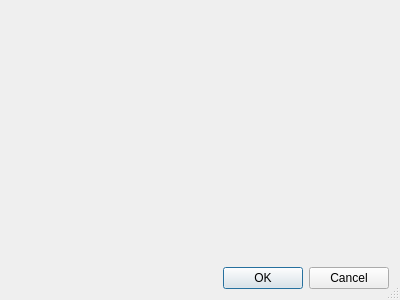
Before: the Qt Designer form main.ui in josuemoraisgh/EININDII00_ProcessSimul, drawn with Qt 5.
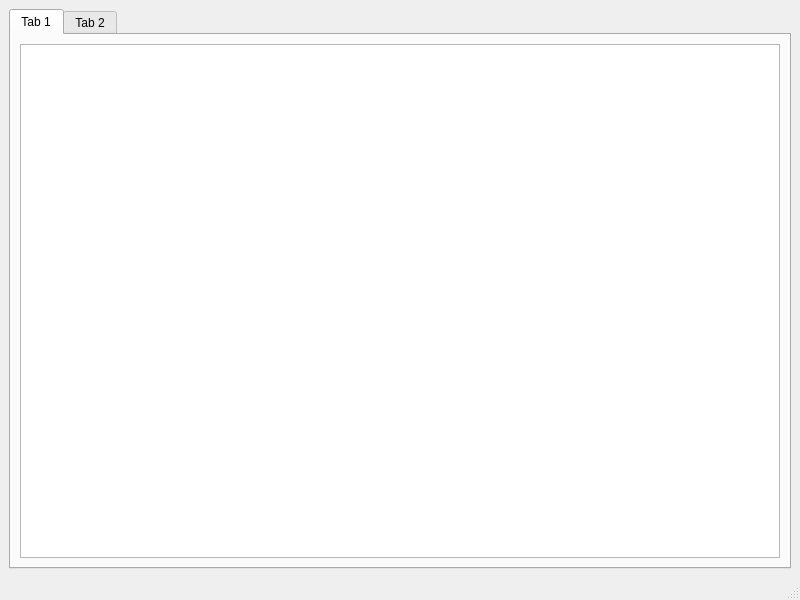
After: the same form once the commit is applied.

```diff
--- a/main.ui
+++ b/main.ui
@@ -1,56 +1,42 @@
 <?xml version="1.0" encoding="UTF-8"?>
 <ui version="4.0">
- <class>Dialog</class>
- <widget class="QDialog" name="Dialog">
+ <class>MainWindow</class>
+ <widget class="QMainWindow" name="MainWindow">
   <property name="geometry">
    <rect>
     <x>0</x>
     <y>0</y>
-    <width>400</width>
-    <height>300</height>
+    <width>800</width>
+    <height>600</height>
    </rect>
   </property>
-  <property name="sizePolicy">
-   <sizepolicy hsizetype="Maximum" vsizetype="Maximum">
-    <horstretch>0</horstretch>
-    <verstretch>0</verstretch>
-   </sizepolicy>
-  </property>
   <property name="windowTitle">
    <string>Dialog</string>
   </property>
-  <property name="sizeGripEnabled">
-   <bool>true</bool>
-  </property>
-  <layout class="QVBoxLayout" name="verticalLayout">
-   <item>
-    <layout class="QVBoxLayout" name="verticalLayout_2">
-     <item>
-      <spacer name="verticalSpacer">
-       <property name="orientation">
-        <enum>Qt::Orientation::Vertical</enum>
-       </property>
-       <property name="sizeHint" stdset="0">
-        <size>
-         <width>20</width>
-         <height>40</height>
-        </size>
-       </property>
-      </spacer>
-     </item>
-     <item>
-      <widget class="QDialogButtonBox" name="buttonBox">
-       <property name="orientation">
-        <enum>Qt::Orientation::Horizontal</enum>
-       </property>
-       <property name="standardButtons">
-        <set>QDialogButtonBox::StandardButton::Cancel|QDialogButtonBox::StandardButton::Ok</set>
-       </property>
+  <widget class="QWidget" name="centralwidget">
+   <layout class="QHBoxLayout" name="horizontalLayout">
+    <item>
+     <widget class="QTabWidget" name="tabWidget">
+      <widget class="QWidget" name="BDados">
+       <attribute name="title">
+        <string>Tab 1</string>
+       </attribute>
+       <layout class="QVBoxLayout" name="verticalLayout">
+        <item>
+         <widget class="QTableWidget" name="tableWidget"/>
+        </item>
+       </layout>
       </widget>
-     </item>
-    </layout>
-   </item>
-  </layout>
+      <widget class="QWidget" name="CtrlNivel">
+       <attribute name="title">
+        <string>Tab 2</string>
+       </attribute>
+      </widget>
+     </widget>
+    </item>
+   </layout>
+  </widget>
+  <widget class="QStatusBar" name="statusbar"/>
  </widget>
  <resources/>
  <connections>
```
Left out of the diff: 37 changed lines with no effect on the pictures.
